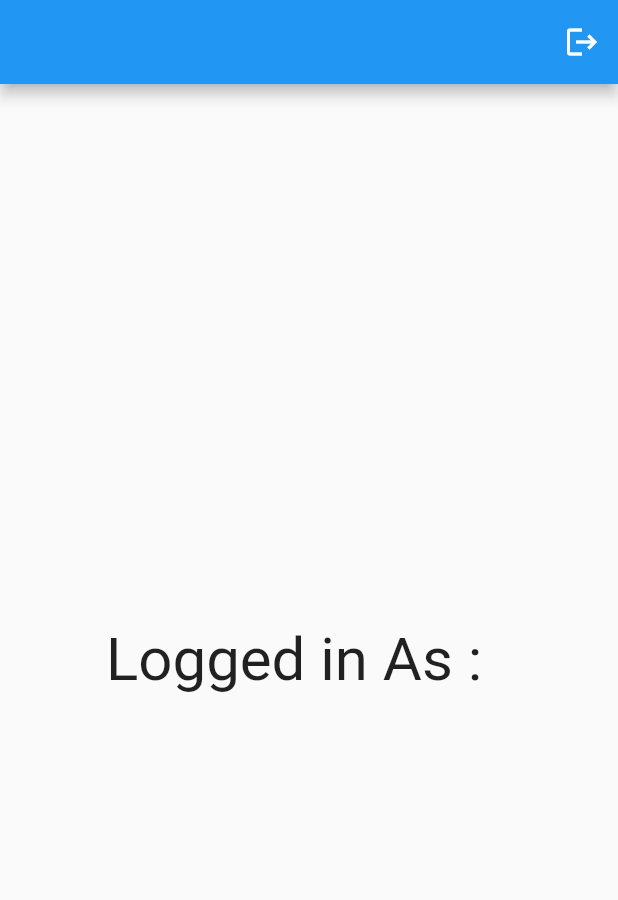
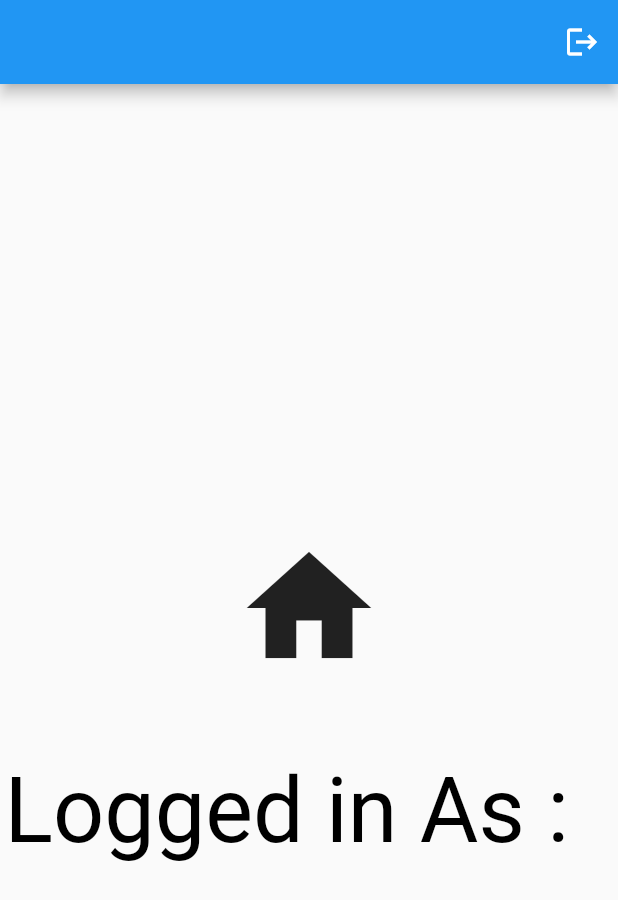
Before and after one commit to iifast2/ModernLoginUI, a Flutter app: the screen it shows once a user with an empty profile is signed in, on a phone screen of 412 x 824 dp. Shown: the top 900 px of the screen. Run offline on Flutter 3.47's test engine with Material 2 defaults, Android fonts, the phone set to English and light mode, and no system bars; our stand-ins replace firebase_auth, firebase_core; accounts and stored records are empty.

Commit message:
Commit - adding homepage icon and theme , ConfirmPassword Controller
Commit - adding homepage icon and theme , ConfirmPassword Controller

```diff
--- a/lib/pages/home_page.dart
+++ b/lib/pages/home_page.dart
@@ -46,11 +46,30 @@ class HomePage extends StatelessWidget {
         ],
       ),
       body: Center(
-        child: Text(
+
+
+        child: Column(
+          mainAxisAlignment: MainAxisAlignment.center,
+          children: [
+
+            const SizedBox(height: 50),
+
+            const Icon(
+              Icons.home,
+              size: 100,
+            ),
+
+            const SizedBox(height: 50),
+
+        Text(
           "Logged in As :  ${user.email!}",
-          style: const TextStyle(fontSize: 40),
+           style: const TextStyle(
+            color: Colors.black,
+            fontSize: 60,
+          ),
         ),
+      ],
       ),
-    );
+    ),);
   }
 }
```
Also changed, not shown: lib/pages/login_or_register_page.dart (+3 -11 lines), lib/pages/register_page.dart (+36 -2 lines).
